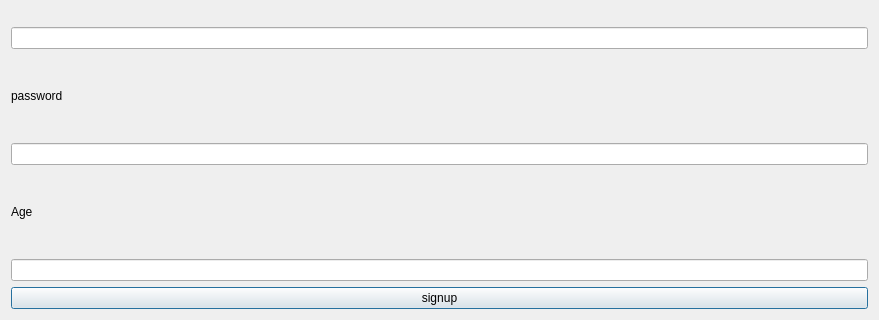
Old version of the form Minor project - Copy/project/signup.ui in the repository rishabhs-s/Minor; both pictures show x 0 to 879 and y 420 to 740 of the 879 by 740 pixel window.
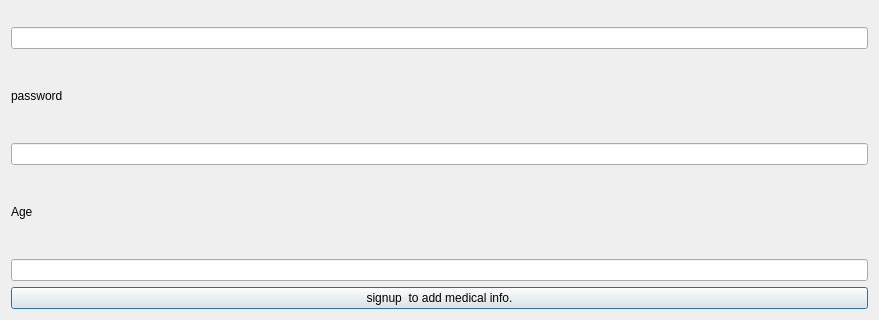
New version of the form.

What changed in the file:
```diff
--- a/Minor project - Copy/project/signup.ui
+++ b/Minor project - Copy/project/signup.ui
@@ -87,7 +87,7 @@
    <item>
     <widget class="QPushButton" name="signupadd">
      <property name="text">
-      <string>signup</string>
+      <string>signup  to add medical info.</string>
      </property>
     </widget>
    </item>
```
Left out of the diff: 2 changed lines with no effect on the pictures.
